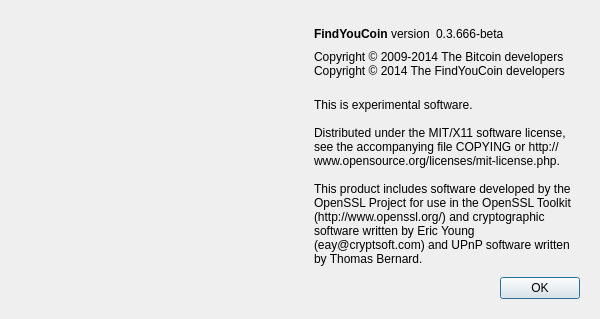
The window that src/qt/forms/aboutdialog.ui (Waecrum/Findcoin) describes before a commit, drawn with Qt 5.
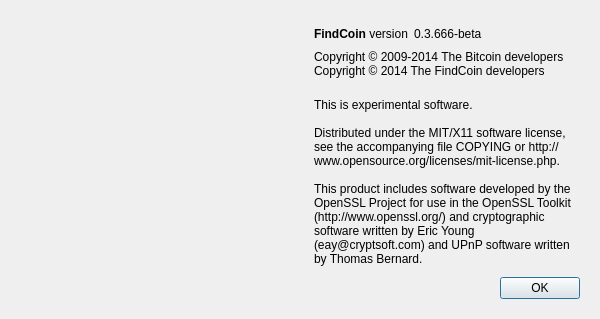
The same window after the commit. Icons and pictures are not drawn.

Commit message: Chaned FindYouCoin to Findcoin/FindCoin

```diff
--- a/src/qt/forms/aboutdialog.ui
+++ b/src/qt/forms/aboutdialog.ui
@@ -78,7 +78,7 @@
            <cursorShape>IBeamCursor</cursorShape>
           </property>
           <property name="text">
-           <string>&lt;b&gt;FindYouCoin&lt;/b&gt; version</string>
+           <string>&lt;b&gt;FindCoin&lt;/b&gt; version</string>
           </property>
           <property name="textInteractionFlags">
            <set>Qt::LinksAccessibleByMouse|Qt::TextSelectableByKeyboard|Qt::TextSelectableByMouse</set>
@@ -120,7 +120,7 @@
         </property>
         <property name="text">
          <string>Copyright © 2009-2014 The Bitcoin developers
-Copyright © 2014 The FindYouCoin developers</string>
+Copyright © 2014 The FindCoin developers</string>
         </property>
         <property name="textInteractionFlags">
          <set>Qt::LinksAccessibleByMouse|Qt::TextSelectableByKeyboard|Qt::TextSelectableByMouse</set>
```
Left out of the diff: 2 changed lines with no effect on the pictures. The commit also changes 43 other files.
